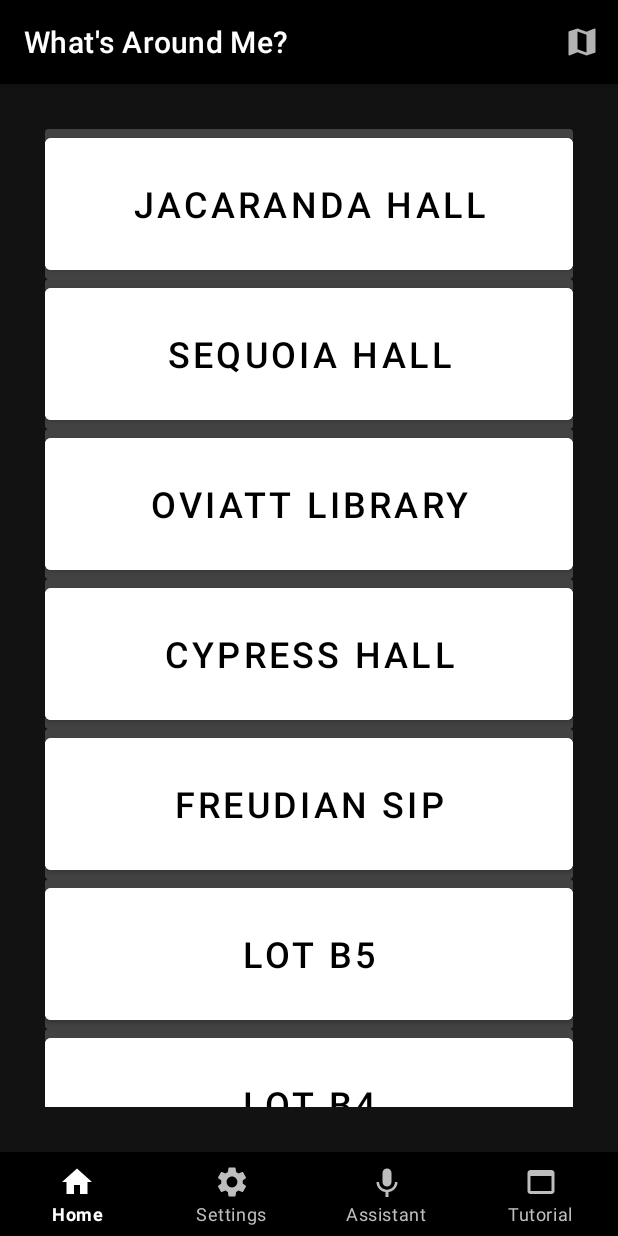
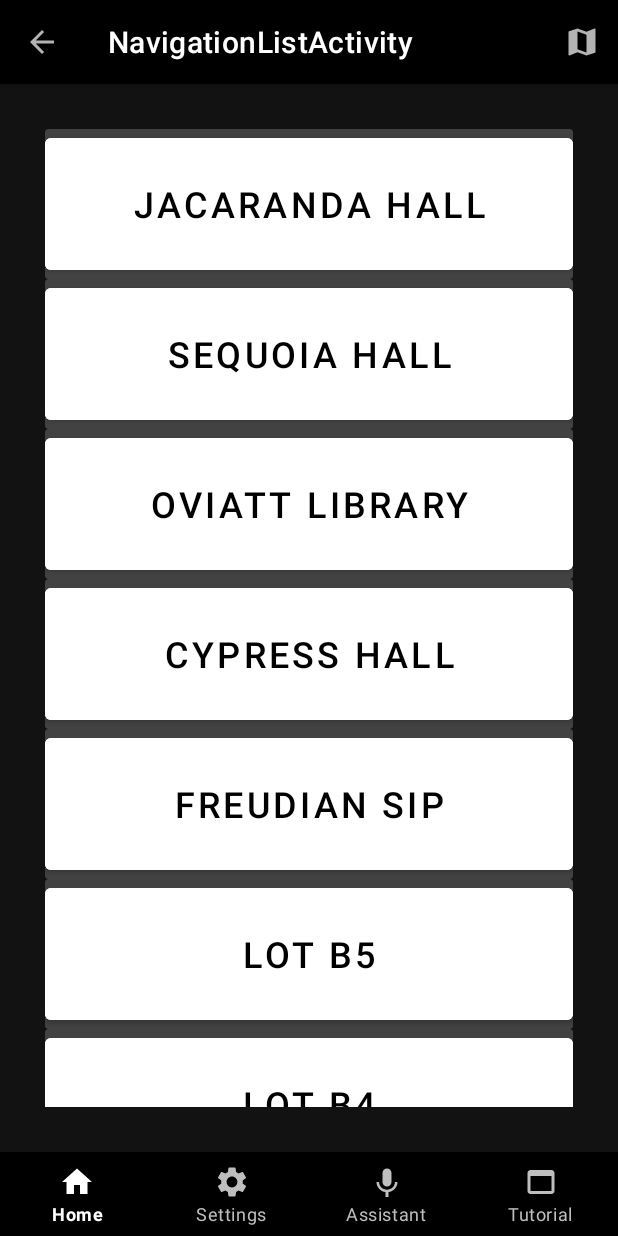
Before and after one commit to indomie858/app-A, an Android app: the NavigationListActivity screen opened directly, with no data from a screen before it, on a phone screen of 412 x 824 dp. Run offline under Robolectric (Android 15) with nearby library versions, the phone set to English and light mode, and no system bars; our stand-ins replace data binding.

Commit message:
Added back nav from navigationactivity to parent mainactivity
Added back nav to NavigationListActivity and MapActivity

```diff
--- a/app/src/main/java/com/example/appa/ui/NavigationListActivity.java
+++ b/app/src/main/java/com/example/appa/ui/NavigationListActivity.java
@@ -2,14 +2,17 @@ package com.example.appa.ui;
 
 import android.content.Intent;
 import android.os.Bundle;
+import android.view.View;
 
 import androidx.annotation.Nullable;
 import androidx.appcompat.app.AppCompatActivity;
+import androidx.core.app.NavUtils;
 import androidx.lifecycle.ViewModelProvider;
 import androidx.recyclerview.widget.RecyclerView;
 
 import com.example.appa.R;
 import com.example.appa.viewmodel.NavigationListViewModel;
+import com.google.android.material.appbar.MaterialToolbar;
 import com.google.android.material.bottomnavigation.BottomNavigationView;
 
 public class NavigationListActivity extends AppCompatActivity {
@@ -21,6 +24,25 @@ public class NavigationListActivity extends AppCompatActivity {
     protected void onCreate(@Nullable Bundle savedInstanceState) {
         super.onCreate(savedInstanceState);
         setContentView(R.layout.nav_list_activity);
+
+        //This handles the back navigation button on top app bar
+        MaterialToolbar actionbar = (MaterialToolbar) findViewById(R.id.topAppBar);
+        if (null != actionbar) {
+            actionbar.setNavigationIcon(R.drawable.ic_baseline_arrow_back_24);
+
+            actionbar.setTitle(R.string.title_activity_navigation_list);
+            actionbar.setNavigationOnClickListener(new View.OnClickListener() {
+                @Override
+                public void onClick(View v) {
+                    NavUtils.navigateUpFromSameTask(NavigationListActivity.this);
+                }
+            });
+
+            // Inflate a menu to be displayed in the toolbar
+            //actionbar.inflateMenu(R.menu.settings);
+        }
+        //end of top app bar code
+
         viewModel = new ViewModelProvider(this).get(NavigationListViewModel.class);
         placeAdapter = new PlaceAdapter();
         // Adapter will load in places.
--- /dev/null
+++ b/app/src/main/res/drawable/ic_baseline_arrow_back_24.xml
@@ -0,0 +1,10 @@
+<vector xmlns:android="http://schemas.android.com/apk/res/android"
+    android:width="24dp"
+    android:height="24dp"
+    android:viewportWidth="24"
+    android:viewportHeight="24"
+    android:tint="?attr/colorControlNormal">
+  <path
+      android:fillColor="@android:color/white"
+      android:pathData="M20,11H7.83l5.59,-5.59L12,4l-8,8 8,8 1.41,-1.41L7.83,13H20v-2z"/>
+</vector>
--- a/app/src/main/res/values/strings.xml
+++ b/app/src/main/res/values/strings.xml
@@ -18,4 +18,6 @@
     <string name="default_value_preference_theme">light</string>
     <string name="default_value_preference_textSize">12</string>
     <string name="title_activity_settings">SettingsActivity</string>
+    <string name="title_activity_map">MapActivity</string>
+    <string name="title_activity_navigation_list">NavigationListActivity</string>
 </resources>
```
Also changed, not shown: app/src/main/AndroidManifest.xml (+4 -10 lines), app/src/main/java/com/example/appa/ui/MapActivity.java (+20 -0 lines).
